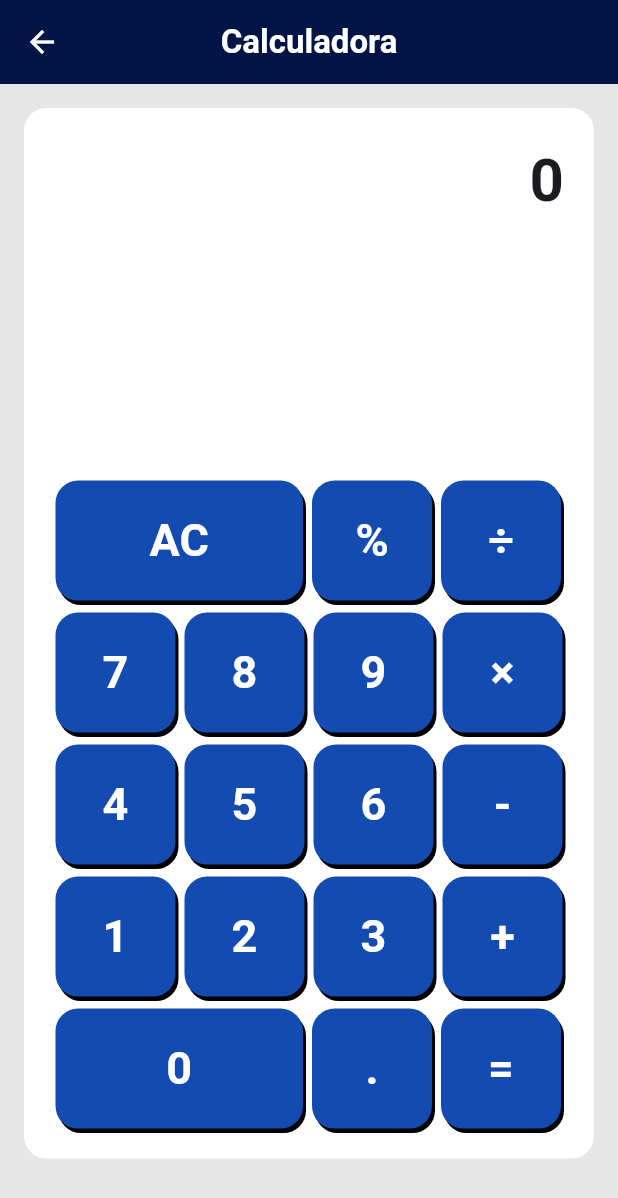
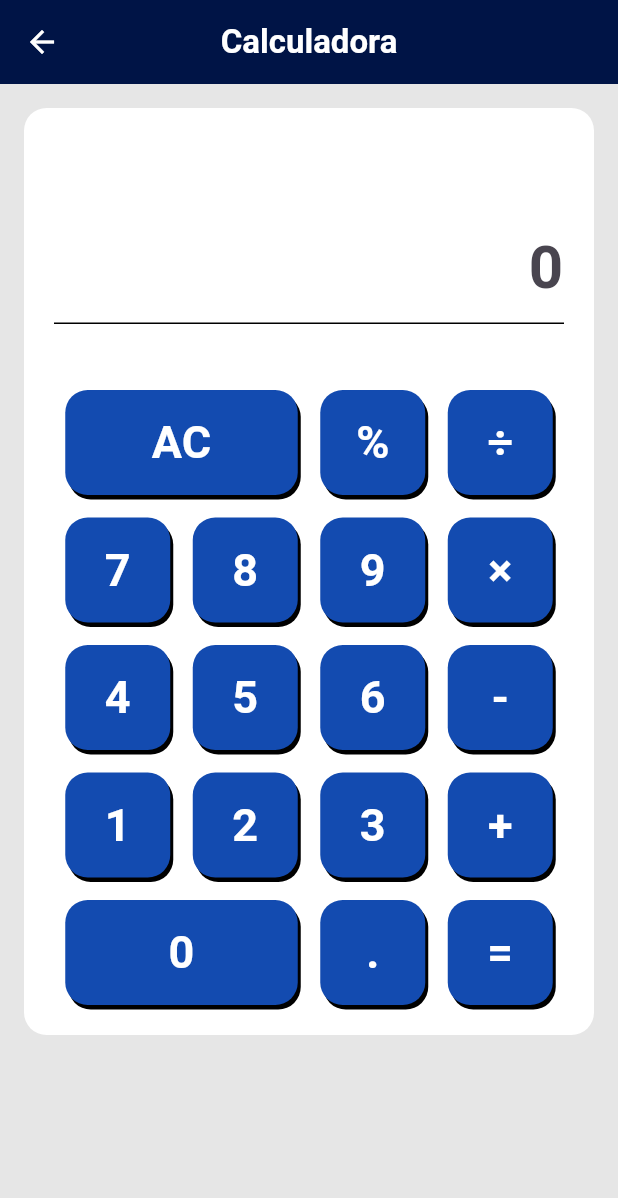
Before and after one commit to Reinertjg/LinceTechAcademy, a Flutter app: the Calculadora screen opened by its route, on a phone screen of 412 x 824 dp. Shown: the top 1198 px of the screen. Run offline on Flutter 3.47's test engine with Material 3 defaults, Android fonts, the light colour scheme and no system bars; our stand-ins replace hive_flutter; missing offline and left inert: country_flags; accounts and stored records are empty.

Commit message:
feat: implementa controlador e lógica da calculadora

```diff
--- /dev/null
+++ b/Flutter Training/tools_app/lib/modules/calculadora/controller/calculadora_controller.dart
@@ -0,0 +1,37 @@
+
+
+import 'package:flutter/cupertino.dart';
+
+class CalculadoraController {
+  double _resultado = 0.0;
+  double valor = 0.0;
+  String calculo = '';
+
+  final TextEditingController valorController = TextEditingController();
+  final TextEditingController operacaoController = TextEditingController();
+
+
+  void calcularResultado(String tecla) {
+
+    calculo += tecla;
+    switch(tecla) {
+      case 'AC':
+        valorController.clear();
+        break;
+      case '+':
+        valor = double.tryParse(valorController.text) ?? 0.0;
+        operacaoController.text += valor.toString() + ' + ';
+        _resultado += valor;
+        print(valor);
+        break;
+      case '=':
+        // Aqui você pode implementar a lógica para calcular o resultado final
+        // Por exemplo, se você estiver acumulando valores, você pode exibir o resultado
+        valorController.text = _resultado.toString();
+        break;
+      default:
+        valorController.text += tecla;
+        break;
+    }
+  }
+}
--- a/Flutter Training/tools_app/lib/modules/calculadora/pages/calculadora_page.dart
+++ b/Flutter Training/tools_app/lib/modules/calculadora/pages/calculadora_page.dart
@@ -1,7 +1,17 @@
 import 'package:flutter/material.dart';
 
-class Calculadora extends StatelessWidget {
+import '../controller/calculadora_controller.dart';
+
+class Calculadora extends StatefulWidget {
   const Calculadora({super.key});
+
+  @override
+  State<Calculadora> createState() => _CalculadoraState();
+
+}
+
+class _CalculadoraState extends State<Calculadora> {
+  final controller = CalculadoraController();
 
   @override
   Widget build(BuildContext context) {
@@ -22,7 +32,7 @@ class Calculadora extends StatelessWidget {
         // Container Branco
         child: Container(
           padding: EdgeInsets.all(20.0),
-          height: MediaQuery.of(context).size.width * 1.7,
+          height: MediaQuery.of(context).size.width * 1.5,
           decoration: BoxDecoration(
             borderRadius: BorderRadius.all(Radius.circular(15)),
             color: Colors.white,
@@ -33,20 +43,51 @@ class Calculadora extends StatelessWidget {
               // Display da Calculadora
               Container(
                 alignment: Alignment.centerRight,
-                child: Text(
-                  '0',
+                child: Column(
+                  children: [
+                    TextFormField(
+                      controller: controller.operacaoController,
+                      readOnly: true,
+                      textAlign: TextAlign.end,
+                      style: TextStyle(
+                        fontSize: 20,
+                        fontWeight: FontWeight.bold,
+                        color: Color.fromRGBO(0, 20, 70, 1),
+                      ),
+                      decoration: InputDecoration(
+                        enabledBorder: UnderlineInputBorder(
+                          borderSide: BorderSide.none
+                        ),
+                        focusedBorder: UnderlineInputBorder(
+                            borderSide: BorderSide.none
+                        ),
+                      ),
+                    ),
+                    TextFormField(
+                      controller: controller.valorController,
+                      readOnly: true,
+                      textAlign: TextAlign.end,
                       style: TextStyle(
                         fontSize: 40,
                         fontWeight: FontWeight.bold,
+                        color: Colors.black,
+                        // color: Color.fromRGBO(0, 20, 70, 1),
                       ),
+                      decoration: InputDecoration(
+                        enabledBorder: UnderlineInputBorder(),
+                        focusedBorder: UnderlineInputBorder(),
+                        hintText: '0',
+                      ),
+                    ),
+                  ],
                 ),
               ),
 
               Wrap(
-                spacing: 6,
-                runSpacing: 8,
+                spacing: 15,
+                runSpacing: 15,
                 children: [
-                  buildTecla('AC', width: 165),
+                  buildTecla('AC', width: 155),
                   buildTecla('%'),
                   buildTecla('÷'),
                   buildTecla('7'),
@@ -61,12 +102,11 @@ class Calculadora extends StatelessWidget {
                   buildTecla('2'),
                   buildTecla('3'),
                   buildTecla('+'),
-                  buildTecla('0', width: 165),
+                  buildTecla('0', width: 155),
                   buildTecla('.'),
                   buildTecla('='),
                 ],
-              )
-
+              ),
             ],
           ),
         ),
@@ -74,22 +114,20 @@ class Calculadora extends StatelessWidget {
     );
   }
 
-  Widget buildTecla(String label, {double width = 80}) {
-    return Container(
+  Widget buildTecla(String label, {double width = 70}) {
+    return GestureDetector(
+      onTap: () {
+        controller.calcularResultado(label);
+      },
+      child: Container(
         width: width,
-      height: 80,
+        height: 70,
         decoration: BoxDecoration(
           borderRadius: BorderRadius.all(Radius.circular(15)),
           color: Color.fromRGBO(19, 75, 176, 1),
-        boxShadow: [
-          BoxShadow(
-            color: Colors.black,
-            offset: Offset(2, 3),
+          boxShadow: [BoxShadow(color: Colors.black, offset: Offset(2, 3))],
         ),
-        ],
-      ),
-      child:
-      Center(
+        child: Center(
           child: Text(
             label,
             style: TextStyle(
@@ -99,6 +137,7 @@ class Calculadora extends StatelessWidget {
             ),
           ),
         ),
+      ),
     );
   }
 }
--- a/Flutter Training/tools_app/lib/modules/conversor_moedas/controller/conversor_moedas_controller.dart
+++ b/Flutter Training/tools_app/lib/modules/conversor_moedas/controller/conversor_moedas_controller.dart
@@ -46,6 +46,7 @@ class ConversorMoedasController {
     }
     return label;
   }
+
 
 
   void atualizarUnidade({
```
Lines whose indentation alone changed are shown as unchanged.
